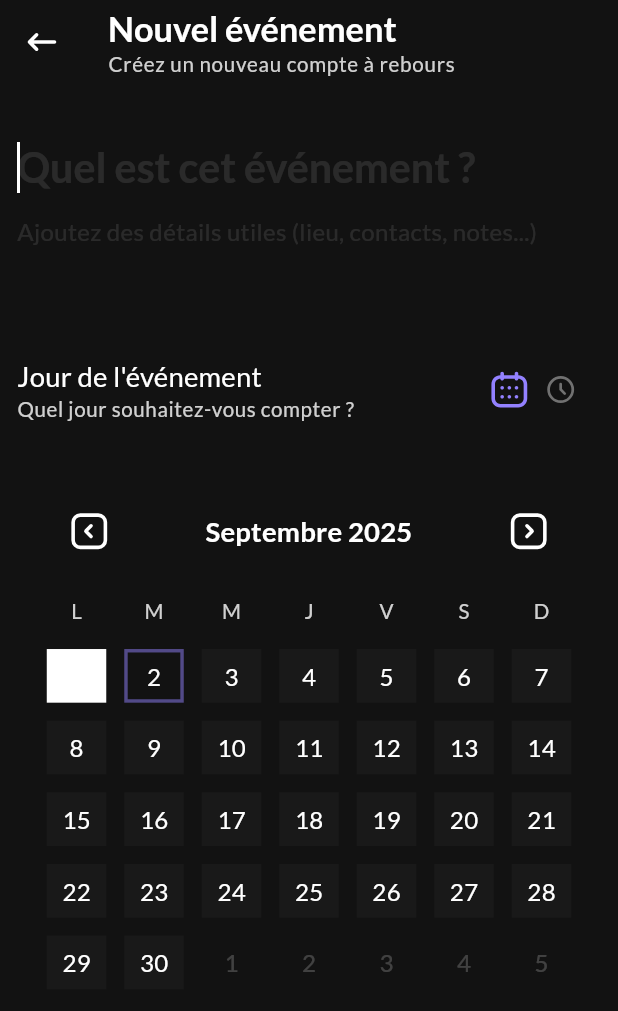
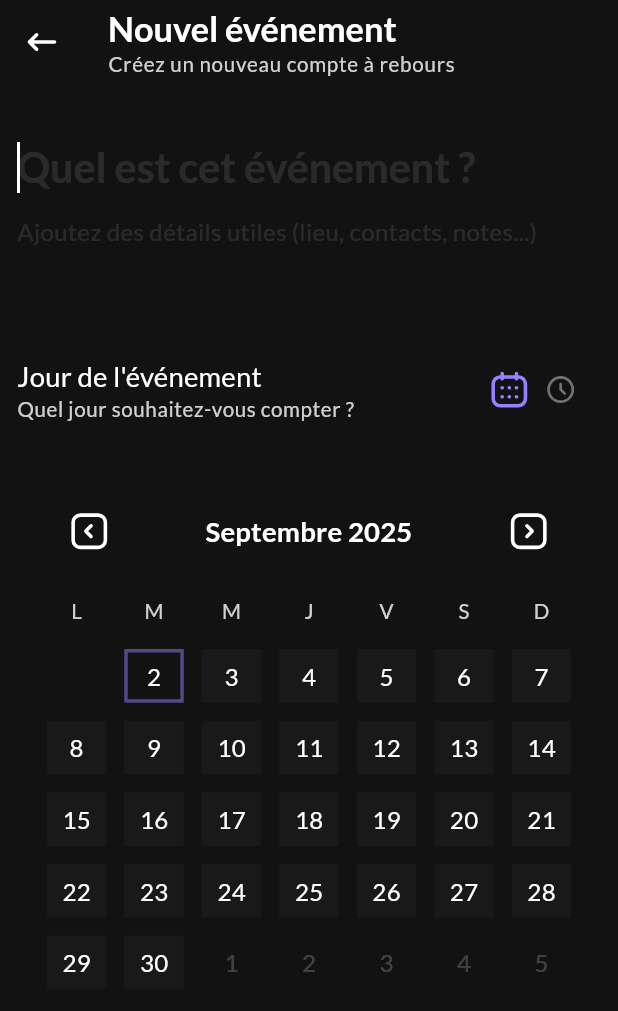
Before and after one commit to thatsdaxdeveloper/daxskills-myapp-kairos, a Flutter app: the AddEventPage screen opened by its route, on a phone screen of 412 x 824 dp. Shown: the top 1011 px of the screen. Run offline on Flutter 3.47's test engine with Material 3 defaults, Android fonts, the phone set to English and light mode, and no system bars; drawn by our look-alikes of table_calendar; our stand-ins replace flutter_screenutil, flutter_svg, go_router, google_fonts, hive_flutter, shared_preferences and 1 more; missing offline and left inert: wheel_picker; accounts and stored records are empty.

Commit message:
fix: Amélioration de l'UI et correction de bugs
Ce commit apporte les modifications suivantes :

- **Configuration du Style de Code** :
    - Ajout des fichiers de configuration de style de code pour le projet (`.idea/codeStyles/Project.xml` et `.idea/codeStyles/codeStyleConfig.xml`) pour assurer une mise en forme cohérente du code XML, notamment pour les fichiers de layout Android.

- **Page d'Accueil (`home_page.dart`)** :
    - Correction du style du titre des événements dans la grille : utilisation de `textTheme.labelMedium` avec la couleur `ThemeApp.trueWhite` pour une meilleure cohérence visuelle.

- **Contrôleurs d'Événement (`add_event_control.dart`, `edit_event_control.dart`)** :
    - Modification du style des dates désactivées dans le sélecteur de date (`TableCalendar`) :
        - La couleur du texte des dates désactivées est maintenant `ThemeApp.eerieBlack`.
        - La couleur de fond des dates désactivées est maintenant `ThemeApp.eerieBlack`.

- **Page de Détail de l'Événement (`detail_event_page.dart`)** :
    - **AppBar** :
        - Réduction de l'espacement à droite des actions de l'AppBar (`SizedBox(width: 10.w)` au lieu de `20.w`).
    - **Affichage de l'heure** :
        - L'heure de l'événement est maintenant affichée de manière plus détaillée et stylisée avec des libellés "Heures", "Minutes" et l'indication "UTC".
        - Utilisation de `textTheme.displayLarge` pour les chiffres de l'heure et `textTheme.labelMedium` pour les libellés.
    - **Règlages de la description** :
        - La description utilise `textTheme.bodySmall` et sa couleur change en fonction de sa présence (blanc si présente, blanc avec opacité réduite si absente).
    - **Section "Jour prévu"** :
        - Utilisation de `textTheme.headlineSmall` pour afficher la date cible.
    - Ajout d'une fonction privée `_buildTime` pour encapsuler la logique d'affichage de l'heure.
    - Nettoyage général du code et amélioration de la lisibilité.

```diff
--- a/proto_kairos/lib/controllers/add_event_control.dart
+++ b/proto_kairos/lib/controllers/add_event_control.dart
@@ -190,10 +190,8 @@ class _AddEventControlState extends State<AddEventControl> {
           selectedTextStyle: textTheme.titleLarge!,
           defaultDecoration: BoxDecoration(color: ThemeApp.trueWhite.withValues(alpha: 0.03)),
           weekendDecoration: BoxDecoration(color: ThemeApp.trueWhite.withValues(alpha: 0.03)),
-          disabledTextStyle: textTheme.bodyMedium!.copyWith(color: ThemeApp.trueWhite.withValues(alpha: 0.2)),
-          disabledDecoration: BoxDecoration(
-            color: ThemeApp.trueWhite.withValues(alpha: 1),
-          )
+          disabledTextStyle: textTheme.bodyMedium!.copyWith(color: ThemeApp.eerieBlack),
+          disabledDecoration: BoxDecoration(color: ThemeApp.eerieBlack),
         ),
 
         daysOfWeekStyle: DaysOfWeekStyle(
--- a/proto_kairos/lib/controllers/edit_event_control.dart
+++ b/proto_kairos/lib/controllers/edit_event_control.dart
@@ -197,8 +197,8 @@ class _EditEventControlState extends State<EditEventControl> {
           selectedTextStyle: textTheme.titleLarge!,
           defaultDecoration: BoxDecoration(color: ThemeApp.trueWhite.withValues(alpha: 0.03)),
           weekendDecoration: BoxDecoration(color: ThemeApp.trueWhite.withValues(alpha: 0.03)),
-          disabledTextStyle: textTheme.bodyMedium!.copyWith(color: ThemeApp.trueWhite.withValues(alpha: 0.2)),
-          disabledDecoration: BoxDecoration(color: ThemeApp.trueWhite.withValues(alpha: 1)),
+          disabledTextStyle: textTheme.bodyMedium!.copyWith(color: ThemeApp.eerieBlack),
+          disabledDecoration: BoxDecoration(color: ThemeApp.eerieBlack),
         ),
 
         daysOfWeekStyle: DaysOfWeekStyle(
--- a/proto_kairos/lib/views/pages/home_page.dart
+++ b/proto_kairos/lib/views/pages/home_page.dart
@@ -167,7 +167,7 @@ class HomePage extends StatelessWidget {
                             height: 32.h,
                             child: Text(
                               title,
-                              style: textTheme.titleSmall,
+                              style: textTheme.labelMedium!.copyWith(color: ThemeApp.trueWhite),
                               overflow: TextOverflow.visible,
                               softWrap: true,
                               maxLines: 2,
```
Also changed, not shown: proto_kairos/lib/views/pages/detail_event_page.dart (+41 -12 lines).
